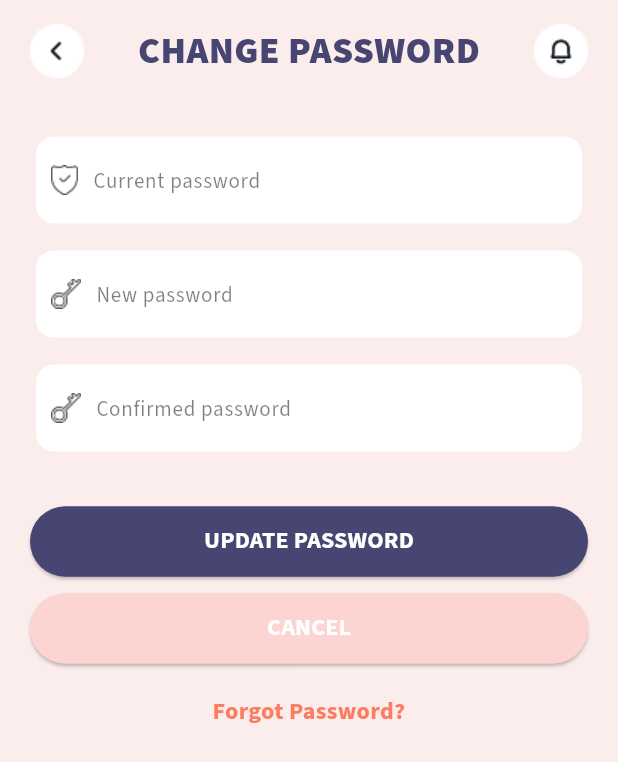
After one commit to bleenee203/healthcare_app, a Flutter app: the ChangePasswordPage screen opened by its route, on a phone screen of 412 x 824 dp. The commit adds this screen. Shown: the top 762 px of the screen. Run offline on Flutter 3.47's test engine with Material 3 defaults, Android fonts, the phone set to English and light mode, and no system bars; our stand-ins replace carousel_slider, curved_navigation_bar, go_router, hexcolor, lottie, percent_indicator and 1 more.

Commit message:
create change-password page

```diff
--- /dev/null
+++ b/lib/src/presentation/pages/change-password.dart
@@ -0,0 +1,209 @@
+import 'package:flutter/material.dart';
+import 'package:flutter/widgets.dart';
+import 'package:intl/intl.dart';
+import 'package:healthcare_app/src/router/router.dart';
+import 'package:hexcolor/hexcolor.dart';
+
+class ChangePasswordPage extends StatefulWidget {
+  const ChangePasswordPage({super.key});
+  @override
+  State<StatefulWidget> createState() => _ChnagePasswordPage();
+}
+
+class _ChnagePasswordPage extends State<ChangePasswordPage> {
+  @override
+  Widget build(BuildContext context) {
+    return SafeArea(
+      child: Scaffold(
+        resizeToAvoidBottomInset: true,
+        body: Container(
+          height: double.infinity,
+          color: const Color(0xfffbedec),
+          padding: const EdgeInsets.symmetric(horizontal: 20),
+          child: SingleChildScrollView(
+            child: Column(
+              mainAxisSize: MainAxisSize.min,
+              crossAxisAlignment: CrossAxisAlignment.stretch,
+              children: [
+                Padding(
+                  padding: const EdgeInsets.only(top: 16, bottom: 35),
+                  child: Row(
+                    mainAxisAlignment: MainAxisAlignment.spaceBetween,
+                    children: [
+                      GestureDetector(
+                        onTap: () {
+                          if (RouterCustom.router.canPop()) {
+                            RouterCustom.router.pop();
+                          }
+                        },
+                        child: Image.asset('res/images/go-back.png'),
+                      ),
+                      Text(
+                        "CHANGE PASSWORD",
+                        style: TextStyle(
+                          color: HexColor("474672"),
+                          fontFamily: "SourceSans3",
+                          fontSize: 25,
+                          fontWeight: FontWeight.w900,
+                        ),
+                      ),
+                      Image.asset("res/images/noti.png"),
+                    ],
+                  ),
+                ),
+                Card(
+                    elevation: 0,
+                    color: Colors.white,
+                    shape: RoundedRectangleBorder(
+                      borderRadius: BorderRadius.circular(12),
+                    ),
+                    child: Padding(
+                      padding:
+                          const EdgeInsets.only(top: 5, bottom: 5, left: 10),
+                      child: Row(
+                        children: [
+                          Image.asset("res/images/current-pass.png"),
+                          const SizedBox(
+                            width: 10,
+                          ),
+                          Expanded(
+                            child: TextField(
+                              decoration: InputDecoration(
+                                  hintText: 'Current password',
+                                  hintStyle: TextStyle(
+                                    color: Colors.black.withOpacity(0.5),
+                                    fontFamily: "SourceSans3",
+                                    fontSize: 14,
+                                  ),
+                                  border: InputBorder.none),
+                            ),
+                          )
+                        ],
+                      ),
+                    )),
+                const SizedBox(
+                  height: 10,
+                ),
+                Card(
+                    elevation: 0,
+                    color: Colors.white,
+                    shape: RoundedRectangleBorder(
+                      borderRadius: BorderRadius.circular(12),
+                    ),
+                    child: Padding(
+                      padding:
+                          const EdgeInsets.only(top: 5, bottom: 5, left: 10),
+                      child: Row(
+                        children: [
+                          Image.asset("res/images/passkey.png"),
+                          const SizedBox(
+                            width: 10,
+                          ),
+                          Expanded(
+                            child: TextField(
+                              decoration: InputDecoration(
+                                  hintText: 'New password',
+                                  hintStyle: TextStyle(
+                                    color: Colors.black.withOpacity(0.5),
+                                    fontFamily: "SourceSans3",
+                                    fontSize: 14,
+                                  ),
+                                  border: InputBorder.none),
+                            ),
+                          )
+                        ],
+                      ),
+                    )),
+                const SizedBox(
+                  height: 10,
+                ),
+                Card(
+                    elevation: 0,
+                    color: Colors.white,
+                    shape: RoundedRectangleBorder(
+                      borderRadius: BorderRadius.circular(12),
+                    ),
+                    child: Padding(
+                      padding:
+                          const EdgeInsets.only(top: 5, bottom: 5, left: 10),
+                      child: Row(
+                        children: [
+                          Image.asset("res/images/passkey.png"),
+                          const SizedBox(
+                            width: 10,
+                          ),
+                          Expanded(
+                            child: TextField(
+                              decoration: InputDecoration(
+                                  hintText: 'Confirmed password',
+                                  hintStyle: TextStyle(
+                                    color: Colors.black.withOpacity(0.5),
+                                    fontFamily: "SourceSans3",
+                                    fontSize: 14,
+                                  ),
+                                  border: InputBorder.none),
+                            ),
+                          )
+                        ],
+                      ),
+                    )),
+                const SizedBox(
+                  height: 32,
+                ),
+                ElevatedButton(
+                  onPressed: () {},
+                  style: ElevatedButton.styleFrom(
+                      backgroundColor: HexColor("474672")),
+                  child: const Padding(
+                    padding: EdgeInsets.symmetric(vertical: 12),
+                    child: Text(
+                      "UPDATE PASSWORD",
+                      style: TextStyle(
+                        fontFamily: "SourceSans3",
+                        fontWeight: FontWeight.w700,
+                        fontSize: 16,
+                        color: Colors.white,
+                      ),
+                    ),
+                  ),
+                ),
+                const SizedBox(
+                  height: 10,
+                ),
+                ElevatedButton(
+                  onPressed: () {},
+                  style: ElevatedButton.styleFrom(
+                      backgroundColor: HexColor("FCD4D1")),
+                  child: const Padding(
+                    padding: EdgeInsets.symmetric(vertical: 12),
+                    child: Text(
+                      "CANCEL",
+                      style: TextStyle(
+                        fontFamily: "SourceSans3",
+                        fontWeight: FontWeight.w700,
+                        fontSize: 16,
+                        color: Colors.white,
+                      ),
+                    ),
+                  ),
+                ),
+                const SizedBox(
+                  height: 20,
+                ),
+                Text(
+                  textAlign: TextAlign.center,
+                  "Forgot Password?",
+                  style: TextStyle(
+                      fontFamily: "SourceSans3",
+                      fontWeight: FontWeight.w700,
+                      fontSize: 16,
+                      color: HexColor("FE7B60")),
+                ),
+              ],
+            ),
+          ),
+        ),
+      ),
+    );
+  }
+}
--- a/lib/src/presentation/pages/profile_screen.dart
+++ b/lib/src/presentation/pages/profile_screen.dart
@@ -32,7 +32,11 @@ class _ProfilePage extends State<ProfilePage> {
                     mainAxisAlignment: MainAxisAlignment.spaceBetween,
                     children: [
                       GestureDetector(
-                        onTap: () => RouterCustom.router.pop(),
+                        onTap: () {
+                          if (RouterCustom.router.canPop()) {
+                            RouterCustom.router.pop();
+                          }
+                        },
                         child: Image.asset('res/images/go-back.png'),
                       ),
                       Text(
--- a/lib/src/presentation/pages/user_screen.dart
+++ b/lib/src/presentation/pages/user_screen.dart
@@ -1,4 +1,8 @@
+import 'package:flutter/cupertino.dart';
 import 'package:flutter/material.dart';
+import 'package:flutter/widgets.dart';
+import 'package:healthcare_app/src/router/router.dart';
+
 import 'package:go_router/go_router.dart';
 import 'package:healthcare_app/src/presentation/widgets/thum_shape.dart';
 import 'package:hexcolor/hexcolor.dart';
@@ -29,7 +33,13 @@ class _UserProfilePage extends State<UserProfilePage> {
                     child: Row(
                       mainAxisAlignment: MainAxisAlignment.spaceBetween,
                       children: [
-                        Image.asset('res/images/go-back.png'),
+                        GestureDetector(
+                            onTap: () {
+                              if (RouterCustom.router.canPop()) {
+                                RouterCustom.router.pop();
+                              }
+                            },
+                            child: Image.asset('res/images/go-back.png')),
                         Text(
                           "USER",
                           style: TextStyle(
@@ -163,7 +173,10 @@ class _UserProfilePage extends State<UserProfilePage> {
                       ),
                     ),
                   ),
-                  Row(
+                  GestureDetector(
+                    onTap: () =>
+                        GoRouter.of(context).pushNamed('change-password'),
+                    child: Row(
                       mainAxisAlignment: MainAxisAlignment.spaceBetween,
                       children: [
                         Image.asset("res/images/key-solid.png"),
@@ -181,6 +194,7 @@ class _UserProfilePage extends State<UserProfilePage> {
                         ),
                         Image.asset("res/images/right.png")
                       ],
+                    ),
                   ),
                   Padding(
                     padding: const EdgeInsets.only(top: 22, bottom: 22),
--- a/lib/src/router/router.dart
+++ b/lib/src/router/router.dart
@@ -1,6 +1,7 @@
 import 'package:flutter/material.dart';
 import 'package:go_router/go_router.dart';
 import 'package:healthcare_app/src/presentation/pages/Success_screen.dart';
+import 'package:healthcare_app/src/presentation/pages/change-password.dart';
 import 'package:healthcare_app/src/presentation/pages/home_screen.dart';
 import 'package:healthcare_app/src/presentation/pages/login_screen.dart';
 import 'package:healthcare_app/src/presentation/pages/profile_screen.dart';
@@ -59,10 +60,15 @@ class RouterCustom {
             const Register(), // Hiển thị LoginPage
       ),
       GoRoute(
-        path: '/profile',
-        name: 'profile',
-        builder: (BuildContext context, GoRouterState state) => const ProfilePage()
-      ),
+          path: '/profile',
+          name: 'profile',
+          builder: (BuildContext context, GoRouterState state) =>
+              const ProfilePage()),
+      GoRoute(
+          path: '/change-password',
+          name: 'change-password',
+          builder: (BuildContext context, GoRouterState state) =>
+              const ChangePasswordPage()),
     ],
   );
 }
```
Also changed, not shown: res/images/current-pass.png (added). Lines whose indentation alone changed are shown as unchanged.
